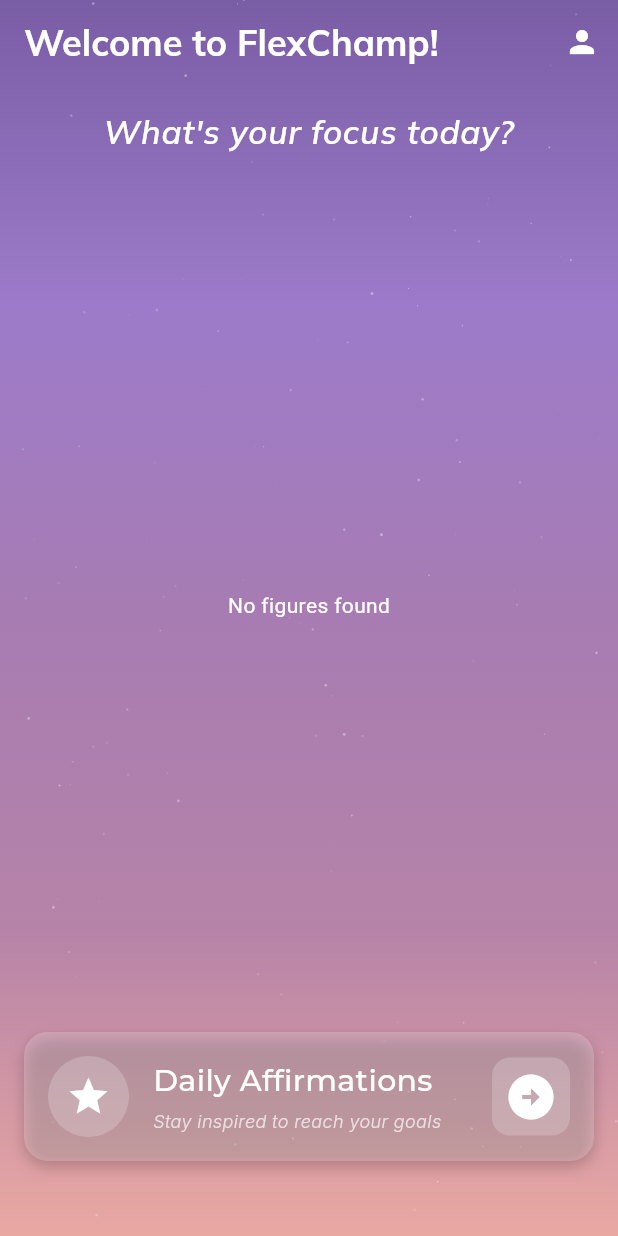
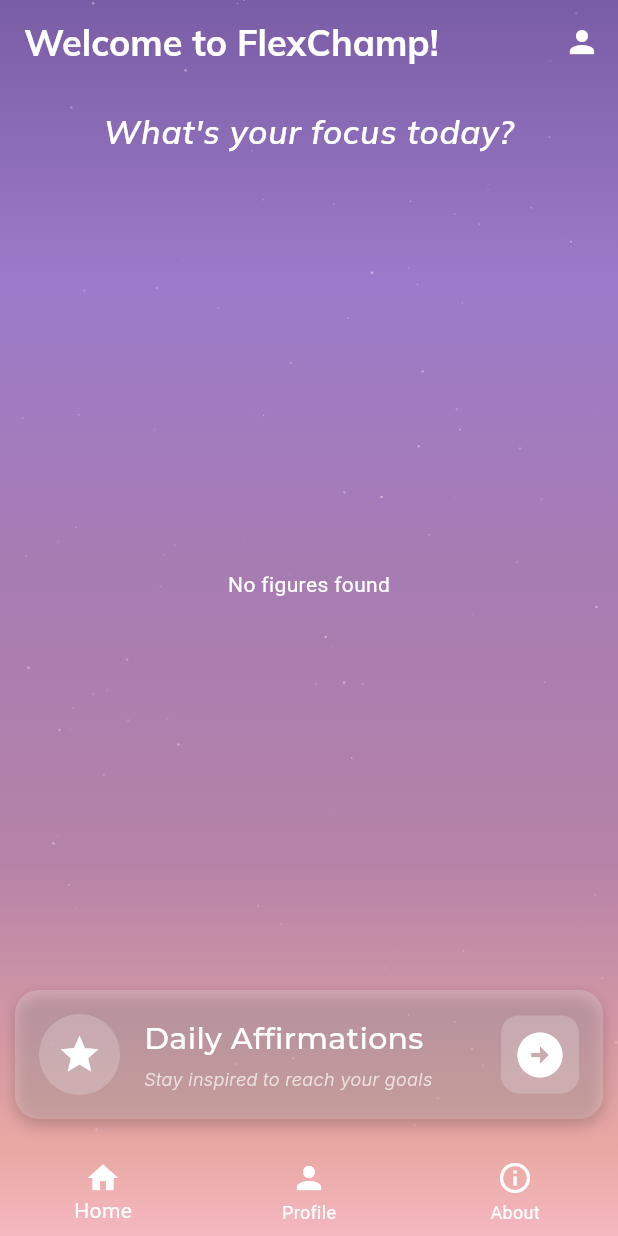
Before and after one commit to andrzejka-dev/flexchamp, a Flutter app: the screen it shows once a user with an empty profile is signed in, on a phone screen of 412 x 824 dp. Run offline on Flutter 3.47's test engine with Material 3 defaults, Android fonts, the phone set to English and light mode, and no system bars; our stand-ins replace bloc, cloud_firestore, dio, envied, firebase_auth, firebase_core and 8 more; missing offline and left inert: firebase_ui_auth; accounts and stored records are empty; generated files the repository leaves out were written again.

Commit message:
Add bottom navigation bar

```diff
--- /dev/null
+++ b/lib/features/home/home_widgets/bottom_nav_bar.dart
@@ -0,0 +1,60 @@
+import 'package:firebase_auth/firebase_auth.dart';
+import 'package:flutter/material.dart';
+
+class BottomNavBar extends StatelessWidget {
+  final User currentUser;
+  final int currentIndex;
+  final Function(int) onProfileTap;
+  final Function(int) onAboutTap;
+
+  const BottomNavBar({
+    required this.currentUser,
+    this.currentIndex = 0,
+    required this.onProfileTap,
+    required this.onAboutTap,
+    super.key,
+  });
+
+  @override
+  Widget build(BuildContext context) {
+    // Create a container with the same gradient as your background
+    return Container(
+      decoration: const BoxDecoration(
+        gradient: LinearGradient(
+          colors: [Color(0xFFE9A8A2), Color(0xFFF5B8C1)],  // Adjust these colors to match your app's gradient
+          begin: Alignment.topCenter,
+          end: Alignment.bottomCenter,
+        ),
+      ),
+      child: BottomNavigationBar(
+        backgroundColor: Colors.transparent,  // Make BottomNavigationBar transparent to show gradient
+        selectedItemColor: Colors.white,
+        unselectedItemColor: Colors.white,
+        currentIndex: currentIndex,
+        elevation: 0,  // Remove shadow
+        type: BottomNavigationBarType.fixed,
+        onTap: (index) {
+          if (index == 1) {
+            onProfileTap(index);
+          } else if (index == 2) {
+            onAboutTap(index);
+          }
+        },
+        items: const [
+          BottomNavigationBarItem(
+            icon: Icon(Icons.home),
+            label: 'Home',
+          ),
+          BottomNavigationBarItem(
+            icon: Icon(Icons.person),
+            label: 'Profile',
+          ),
+          BottomNavigationBarItem(
+            icon: Icon(Icons.info_outline),
+            label: 'About',
+          ),
+        ],
+      ),
+    );
+  }
+}
--- a/lib/features/home/home_widgets/gradient_background.dart
+++ b/lib/features/home/home_widgets/gradient_background.dart
@@ -14,17 +14,16 @@
    Widget build(BuildContext context) {
     return Stack(
       children: [
-        // Base gradient background that matches the header
         Container(
           decoration: const BoxDecoration(
             gradient: LinearGradient(
               begin: Alignment.topCenter,
               end: Alignment.bottomCenter,
               colors: [
-                Color.fromARGB(255, 121, 93, 165), // This specific shade you marked with the arrow
-                Color(0xFF9D7BCA), // Purple-lavender
-                Color(0xFFA77CB2), // Mid purple
-                Color(0xFFB683A8), // Pinkish purple
+                Color.fromARGB(255, 121, 93, 165),
+                Color(0xFF9D7BCA),
+                Color(0xFFA77CB2),
+                Color(0xFFB683A8),
                 Color(0xFFE9A8A2),
               ],
               stops: [0.0, 0.25, 0.5, 0.75, 1.0],
@@ -32,13 +31,11 @@
           ),
         ),
 
-        // Starry background matching the header style
         CustomPaint(
           painter: StarryBackgroundPainter(),
           size: Size.infinite,
         ),
 
-        // Child content (exercise cards and other widgets)
         child,
       ],
     );
--- a/lib/features/home/home_widgets/home_page_widgets_extract.dart
+++ b/lib/features/home/home_widgets/home_page_widgets_extract.dart
@@ -5,3 +5,4 @@
 export 'loading_indicator.dart';
 export 'error_display.dart';
 export 'figure_list_item.dart';
+export 'bottom_nav_bar.dart';
--- a/lib/features/home/page/home_page.dart
+++ b/lib/features/home/page/home_page.dart
@@ -1,5 +1,7 @@
 import 'package:firebase_auth/firebase_auth.dart';
 import 'package:flexchamp/app/core/injection_container.dart';
+import 'package:flexchamp/features/about/about_page.dart';
+import 'package:flexchamp/features/auth/user_profile.dart';
 import 'package:flexchamp/features/home/cubit/figure_cubit.dart';
 import 'package:flexchamp/features/home/home_widgets/home_page_widgets_extract.dart';
 import 'package:flutter/material.dart';
@@ -44,19 +46,38 @@
 
                 Expanded(
                   child: Padding(
-                    padding: const EdgeInsets.symmetric(horizontal: 16.0),
+                    padding: const EdgeInsets.symmetric(horizontal: 10.0),
                     child: FigureListView(),
                   ),
                 ),
 
                 Container(
-                  padding: const EdgeInsets.only(bottom: 50.0, left: 16.0, right: 16.0),
+                  padding: const EdgeInsets.only(bottom: 20.0, left: 10.0, right: 10.0),
                   child: DailyAffirmationCard(),
                 ),
               ],
             ),
           ),
         ),
+        // Add the bottom navigation bar here
+        bottomNavigationBar: BottomNavBar(
+          currentUser: currentUser,
+          currentIndex: 0,
+          onProfileTap: (_) {
+            Navigator.of(context).push(
+              MaterialPageRoute(
+                builder: (context) => UserProfileScreen(),
+              ),
+            );
+          },
+          onAboutTap: (_) {
+            Navigator.of(context).push(
+              MaterialPageRoute(
+                builder: (context) => const AboutPage(),
+              ),
+            );
+          },
+        ),
       ),
     );
   }
```
Also changed, not shown: lib/features/about/about_page.dart (added, +102 -0 lines), lib/features/home/home_widgets/figure_list_item.dart (+2 -5 lines), 4 other files.
